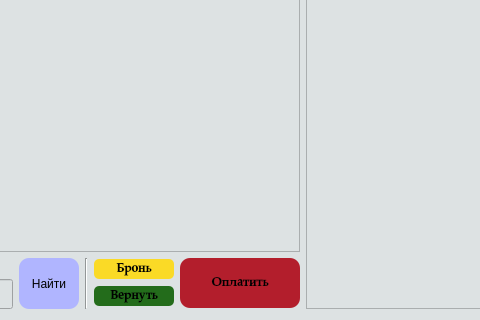
Qt form VTeatre/mainwindow.ui (sashaserg/Cursovaya) before a commit; both pictures show x 354 to 834 and y 272 to 592 of the 927 by 592 pixel window.
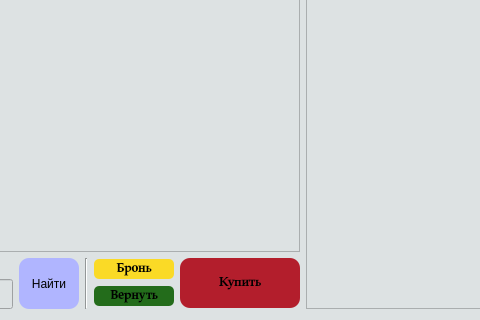
The same form after that commit. Icons and pictures are not drawn.

```diff
--- a/VTeatre/mainwindow.ui
+++ b/VTeatre/mainwindow.ui
@@ -555,7 +555,7 @@
 </string>
               </property>
               <property name="text">
-               <string>Оплатить</string>
+               <string>Купить</string>
               </property>
              </widget>
             </item>
```
